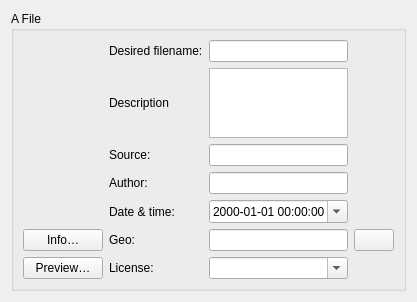
This is commonsimgwidget.ui in Athantor/imup as Qt 5 draws it before an edit. The edited form follows.
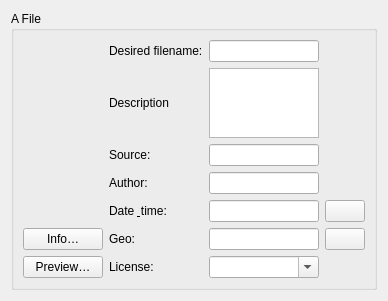
This is the edited form.

Diff of the .ui file:
```diff
--- a/commonsimgwidget.ui
+++ b/commonsimgwidget.ui
@@ -77,26 +77,13 @@
         <item row="4" column="1">
          <widget class="QLabel" name="label_5">
           <property name="text">
-           <string>Date &amp;&amp; time:</string>
+           <string>Date &amp; time:</string>
           </property>
           <property name="buddy">
            <cstring>FileDtEdit</cstring>
           </property>
          </widget>
         </item>
-        <item row="4" column="2">
-         <widget class="QDateTimeEdit" name="FileDtEdit">
-          <property name="displayFormat">
-           <string>yyyy-dd-MM HH:mm:ss</string>
-          </property>
-          <property name="calendarPopup">
-           <bool>true</bool>
-          </property>
-          <property name="timeSpec">
-           <enum>Qt::OffsetFromUTC</enum>
-          </property>
-         </widget>
-        </item>
         <item row="1" column="1">
          <widget class="QLabel" name="label_7">
           <property name="text">
@@ -174,6 +161,16 @@
           </property>
          </widget>
         </item>
+        <item row="4" column="2">
+         <widget class="QLineEdit" name="FileDtEdit"/>
+        </item>
+        <item row="4" column="3">
+         <widget class="QPushButton" name="pushButton_3">
+          <property name="text">
+           <string/>
+          </property>
+         </widget>
+        </item>
        </layout>
       </item>
      </layout>
```
Left out of the diff: 1 changed line with no effect on the pictures.
